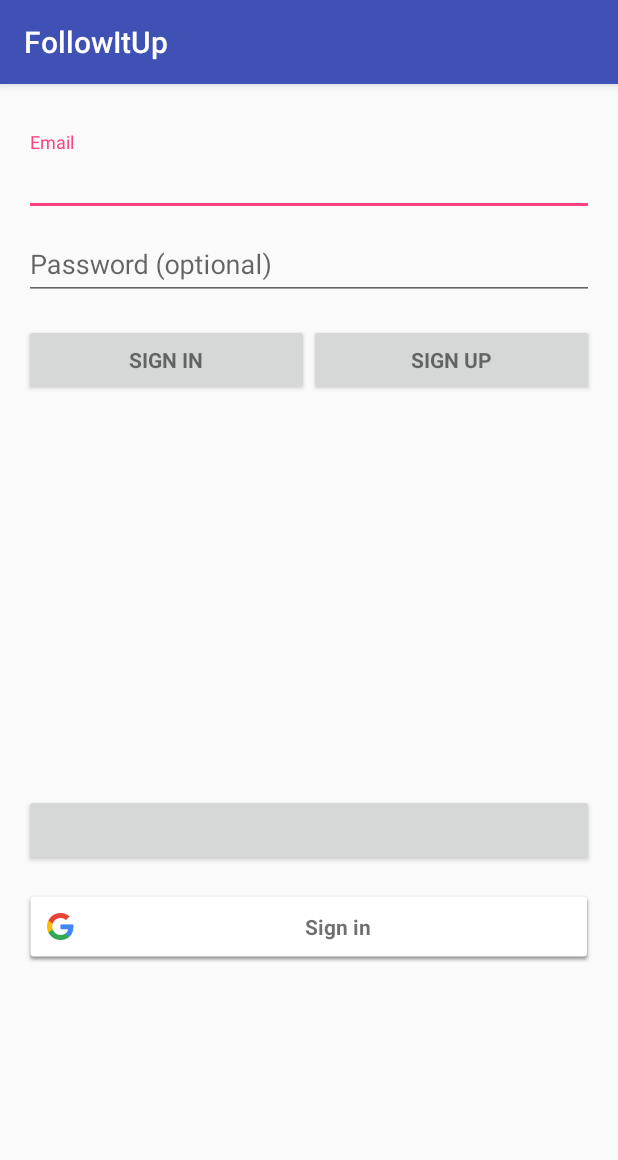
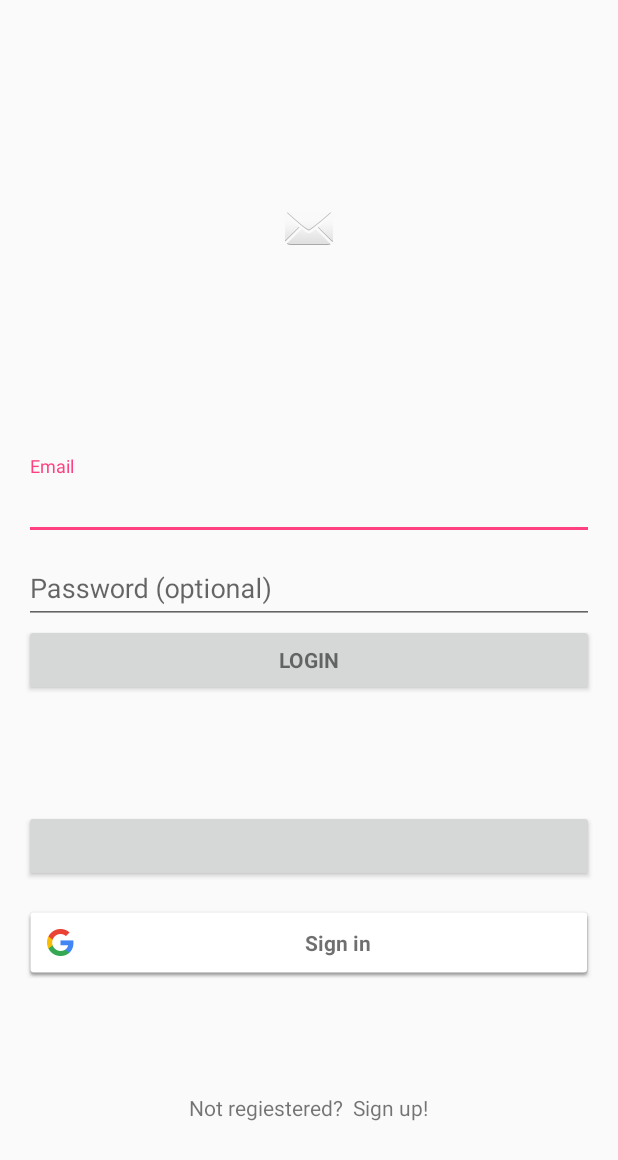
Before and after one commit to ChenlongZ/FollowUp, an Android app: the screen it shows after launch (LoginActivity), on a phone screen of 412 x 824 dp. Shown: the top 1160 px of the screen. Run offline under Robolectric (Android 15) with nearby library versions, the phone set to English and light mode, and no system bars; our stand-ins replace Firebase (no records; nobody signed in at launch, a user with empty details on screens opened directly); libraries missing offline, so code that uses them is left out: com.facebook, com.facebook.login; plain views replace LoginButton; 5 statements that could not run were skipped.

Commit message:
working on login

```diff
--- a/app/src/main/java/com/followitupapp/followitup/login/LoginActivity.java
+++ b/app/src/main/java/com/followitupapp/followitup/login/LoginActivity.java
@@ -68,6 +68,8 @@ public class LoginActivity extends AppCompatActivity implements LoaderCallbacks<
     // Email/Pass login.
     private AutoCompleteTextView mEmailView;
     private EditText mPasswordView;
+    private Button emailLogin;
+    private Button emailSignup;
 
     // Facebook login
     private LoginButton fbLogin;
@@ -78,11 +80,13 @@ public class LoginActivity extends AppCompatActivity implements LoaderCallbacks<
     private GoogleSignInOptions googleSignInOptions;
     private GoogleApiClient googleApiClient;
 
-
     @Override
     protected void onCreate(Bundle savedInstanceState) {
         super.onCreate(savedInstanceState);
         setContentView(R.layout.activity_login);
+
+        // hide action bar
+        getSupportActionBar().hide();
 
         // Firebase Auth Setup
         mFirebaseAuth = FirebaseAuth.getInstance();
@@ -92,7 +96,7 @@ public class LoginActivity extends AppCompatActivity implements LoaderCallbacks<
                 FirebaseUser user = firebaseAuth.getCurrentUser();
                 if (user != null) {
                     Log.d(TAG, "onAuthStateChanged:signed_in:" + user.getUid());
-                    Toast.makeText(LoginActivity.this, "Login successful", Toast.LENGTH_SHORT).show();
+                    Toast.makeText(LoginActivity.this, "User:" + user.getDisplayName() + " login successful", Toast.LENGTH_SHORT).show();
                 } else {
                     Log.d(TAG, "onAuthStateChanged:signed_out");
                     Toast.makeText(LoginActivity.this, "logout successful", Toast.LENGTH_SHORT).show();
@@ -116,8 +120,8 @@ public class LoginActivity extends AppCompatActivity implements LoaderCallbacks<
                 return false;
             }
         });
-        Button mEmailSignInButton = (Button) findViewById(R.id.email_sign_in_button);
-        mEmailSignInButton.setOnClickListener(new OnClickListener() {
+        emailLogin = (Button) findViewById(R.id.email_sign_in_button);
+        emailLogin.setOnClickListener(new OnClickListener() {
             @Override
             public void onClick(View view) {
                 mFirebaseAuth.signInWithEmailAndPassword(mEmailView.getText().toString(),
@@ -125,6 +129,18 @@ public class LoginActivity extends AppCompatActivity implements LoaderCallbacks<
                         .addOnCompleteListener(LoginActivity.this, new FireBaseListener("Email/Pass"));
             }
         });
+//        emailSignup = (Button) findViewById(R.id.email_sign_up_button);
+//        emailSignup.setOnClickListener(new OnClickListener() {
+//            @Override
+//            public void onClick(View v) {
+//                if (userId.getVisibility() == View.GONE) {
+//                    userId.setVisibility(View.VISIBLE);
+//                    userZod.setVisibility(View.VISIBLE);
+//                } else {
+//                    // TODO: do sign up
+//                }
+//            }
+//        });
 
         // FB login
         fbLogin = (LoginButton) findViewById(R.id.fb_login_button);
--- a/app/src/main/res/layout/activity_login.xml
+++ b/app/src/main/res/layout/activity_login.xml
@@ -11,28 +11,40 @@
     tools:context="com.followitupapp.followitup.login.LoginActivity">
 
     <!-- Login progress -->
-    <ProgressBar
-        android:id="@+id/login_progress"
-        style="?android:attr/progressBarStyleLarge"
-        android:layout_width="wrap_content"
-        android:layout_height="wrap_content"
-        android:layout_marginBottom="8dp"
-        android:visibility="gone" />
+    <!--<ProgressBar-->
+    <!--android:id="@+id/login_progress"-->
+    <!--style="?android:attr/progressBarStyleLarge"-->
+    <!--android:layout_width="wrap_content"-->
+    <!--android:layout_height="wrap_content"-->
+    <!--android:layout_marginBottom="8dp"-->
+    <!--android:visibility="gone" />-->
 
     <LinearLayout
         android:layout_width="match_parent"
         android:layout_height="0dp"
-        android:layout_weight="3"
+        android:layout_weight="9"
         android:orientation="vertical">
+
+        <LinearLayout
+            android:layout_width="match_parent"
+            android:layout_height="0dp"
+            android:layout_weight="4"
+            android:gravity="center">
+
+            <ImageView
+                android:layout_width="wrap_content"
+                android:layout_height="wrap_content"
+                android:src="@android:drawable/ic_dialog_email" />
+        </LinearLayout>
 
         <LinearLayout
             android:id="@+id/email_login_form"
             android:layout_width="match_parent"
-            android:layout_height="match_parent"
+            android:layout_height="0dp"
             android:layout_marginBottom="16dp"
             android:layout_marginTop="16dp"
+            android:layout_weight="3"
             android:orientation="vertical">
-
 
             <android.support.design.widget.TextInputLayout
                 android:layout_width="match_parent"
@@ -70,37 +82,48 @@
             <LinearLayout
                 android:layout_width="match_parent"
                 android:layout_height="wrap_content"
-                android:orientation="horizontal"
-                android:paddingTop="16dp"
-                android:paddingBottom="16dp">
+                android:orientation="vertical"
+                android:visibility="gone">
+
+                <EditText
+                    android:id="@+id/userId"
+                    android:layout_width="match_parent"
+                    android:layout_height="wrap_content"
+                    android:hint="fancy names"
+                    android:maxLines="1"
+                    android:visibility="gone" />
+
+                <LinearLayout
+                    android:layout_width="match_parent"
+                    android:layout_height="wrap_content"
+                    android:orientation="horizontal">
+
+                    <Button
+                        android:layout_width="wrap_content"
+                        android:layout_height="wrap_content"
+                        android:onClick="showDatePicker"
+                        android:text="@string/action_date_pick" />
+
+                    <Switch
+                        android:layout_width="wrap_content"
+                        android:layout_height="wrap_content" />
+                </LinearLayout>
+            </LinearLayout>
 
             <Button
                 android:id="@+id/email_sign_in_button"
                 style="?android:textAppearanceSmall"
-                    android:layout_width="0dp"
+                android:layout_width="match_parent"
                 android:layout_height="wrap_content"
-                    android:layout_weight="1"
                 android:text="@string/action_sign_in"
                 android:textStyle="bold" />
 
-                <Button
-                    android:id="@+id/email_sign_up_button"
-                    style="?android:textAppearanceSmall"
-                    android:layout_width="0dp"
-                    android:layout_height="wrap_content"
-                    android:layout_weight="1"
-                    android:text="@string/action_sign_up"
-                    android:textStyle="bold" />
-
-            </LinearLayout>
-
-        </LinearLayout>
         </LinearLayout>
 
         <LinearLayout
             android:layout_width="match_parent"
             android:layout_height="0dp"
-        android:layout_weight="2"
+            android:layout_weight="3"
             android:orientation="vertical">
 
             <com.facebook.login.widget.LoginButton
@@ -117,6 +140,29 @@
                 android:layout_gravity="center_horizontal"
                 android:layout_marginTop="16dp" />
         </LinearLayout>
+    </LinearLayout>
 
 
+    <LinearLayout
+        android:layout_width="match_parent"
+        android:layout_height="0dp"
+        android:layout_weight="1"
+        android:layout_gravity="bottom"
+        android:gravity="center"
+        android:orientation="horizontal">
+
+        <TextView
+            android:layout_width="wrap_content"
+            android:layout_height="wrap_content"
+            android:layout_gravity="right"
+            android:paddingRight="3dp"
+            android:text="@string/sign_up_notification" />
+
+        <TextView
+            android:layout_width="wrap_content"
+            android:layout_height="wrap_content"
+            android:layout_gravity="left"
+            android:paddingLeft="3dp"
+            android:text="@string/sign_up_action" />
     </LinearLayout>
+</LinearLayout>
--- a/app/src/main/res/values/strings.xml
+++ b/app/src/main/res/values/strings.xml
@@ -4,7 +4,7 @@
     <!-- Strings related to login -->
     <string name="prompt_email">Email</string>
     <string name="prompt_password">Password (optional)</string>
-    <string name="action_sign_in">Sign in</string>
+    <string name="action_sign_in">Login</string>
     <string name="action_sign_up">Sign Up</string>
     <string name="action_sign_in_short">Sign in</string>
     <string name="error_invalid_email">This email address is invalid</string>
@@ -20,5 +20,8 @@
     <string name="fb_login_protocol_scheme">fb287386941729553</string>
 
     <string name="login_wechat">WeChat</string>
+    <string name="sign_up_notification">Not regiestered?</string>
+    <string name="sign_up_action">Sign up!</string>
+    <string name="action_date_pick">Date of birth</string>
 
 </resources>
--- a/app/src/main/res/values/styles.xml
+++ b/app/src/main/res/values/styles.xml
@@ -6,6 +6,9 @@
         <item name="colorPrimary">@color/colorPrimary</item>
         <item name="colorPrimaryDark">@color/colorPrimaryDark</item>
         <item name="colorAccent">@color/colorAccent</item>
+        <item name="android:windowTranslucentStatus">true</item>
+        <item name="android:windowTranslucentNavigation">true</item>
+
     </style>
 
 </resources>
```
Lines whose indentation alone changed are shown as unchanged.
